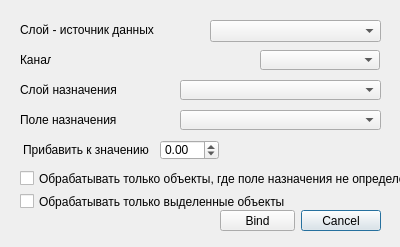
Old version of the form tools/BindElevation.ui in the repository raulett/regulargrid3.
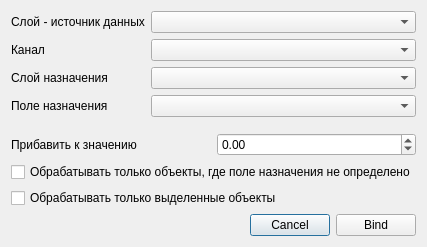
New version of the form.

```diff
--- a/tools/BindElevation.ui
+++ b/tools/BindElevation.ui
@@ -13,67 +13,28 @@
   <property name="windowTitle">
    <string>Bind Elevation</string>
   </property>
-  <widget class="QDialogButtonBox" name="buttonBox">
-   <property name="geometry">
-    <rect>
-     <x>40</x>
-     <y>210</y>
-     <width>341</width>
-     <height>21</height>
-    </rect>
-   </property>
-   <property name="orientation">
-    <enum>Qt::Horizontal</enum>
-   </property>
-   <property name="standardButtons">
-    <set>QDialogButtonBox::Cancel</set>
-   </property>
-  </widget>
-  <widget class="QComboBox" name="rasterLayer">
-   <property name="geometry">
-    <rect>
-     <x>210</x>
-     <y>20</y>
-     <width>171</width>
-     <height>22</height>
-    </rect>
-   </property>
-  </widget>
+  <layout class="QVBoxLayout" name="verticalLayout">
+   <item>
+    <layout class="QFormLayout" name="formLayout">
+     <item row="0" column="0">
   <widget class="QLabel" name="label_4">
-   <property name="geometry">
-    <rect>
-     <x>20</x>
-     <y>20</y>
-     <width>204</width>
-     <height>20</height>
-    </rect>
-   </property>
    <property name="text">
     <string>Слой - источник данных</string>
    </property>
   </widget>
+     </item>
+     <item row="0" column="1">
+      <widget class="QComboBox" name="rasterLayer"/>
+     </item>
+     <item row="1" column="0">
   <widget class="QLabel" name="label_6">
-   <property name="geometry">
-    <rect>
-     <x>20</x>
-     <y>50</y>
-     <width>31</width>
-     <height>20</height>
-    </rect>
-   </property>
    <property name="text">
     <string>Канал</string>
    </property>
   </widget>
+     </item>
+     <item row="1" column="1">
   <widget class="QComboBox" name="rasterBand">
-   <property name="geometry">
-    <rect>
-     <x>260</x>
-     <y>50</y>
-     <width>120</width>
-     <height>20</height>
-    </rect>
-   </property>
    <property name="minimumSize">
     <size>
      <width>120</width>
@@ -81,74 +42,40 @@
     </size>
    </property>
   </widget>
-  <widget class="QComboBox" name="vectorLayer">
-   <property name="geometry">
-    <rect>
-     <x>180</x>
-     <y>80</y>
-     <width>201</width>
-     <height>20</height>
-    </rect>
-   </property>
-  </widget>
+     </item>
+     <item row="2" column="0">
   <widget class="QLabel" name="label">
-   <property name="geometry">
-    <rect>
-     <x>20</x>
-     <y>80</y>
-     <width>101</width>
-     <height>20</height>
-    </rect>
-   </property>
    <property name="text">
     <string>Слой назначения</string>
    </property>
   </widget>
-  <widget class="QComboBox" name="destinationField">
-   <property name="geometry">
-    <rect>
-     <x>180</x>
-     <y>110</y>
-     <width>201</width>
-     <height>20</height>
-    </rect>
-   </property>
-  </widget>
+     </item>
+     <item row="2" column="1">
+      <widget class="QComboBox" name="vectorLayer"/>
+     </item>
+     <item row="3" column="0">
   <widget class="QLabel" name="label_2">
-   <property name="geometry">
-    <rect>
-     <x>20</x>
-     <y>110</y>
-     <width>204</width>
-     <height>20</height>
-    </rect>
-   </property>
    <property name="text">
     <string>Поле назначения</string>
    </property>
   </widget>
+     </item>
+     <item row="3" column="1">
+      <widget class="QComboBox" name="destinationField"/>
+     </item>
+    </layout>
+   </item>
+   <item>
+    <layout class="QHBoxLayout" name="horizontalLayout">
+     <item>
   <widget class="QLabel" name="label_5">
-   <property name="geometry">
-    <rect>
-     <x>23</x>
-     <y>140</y>
-     <width>131</width>
-     <height>20</height>
-    </rect>
-   </property>
    <property name="text">
     <string>Прибавить к значению</string>
    </property>
   </widget>
+     </item>
+     <item>
   <widget class="QDoubleSpinBox" name="additionValue">
-   <property name="geometry">
-    <rect>
-     <x>160</x>
-     <y>140</y>
-     <width>59</width>
-     <height>20</height>
-    </rect>
-   </property>
    <property name="minimum">
     <double>-999.990000000000009</double>
    </property>
@@ -156,45 +83,58 @@
     <double>999.990000000000009</double>
    </property>
   </widget>
-  <widget class="QCheckBox" name="processOnlySelected">
-   <property name="geometry">
-    <rect>
-     <x>20</x>
-     <y>193</y>
-     <width>414</width>
-     <height>17</height>
-    </rect>
-   </property>
-   <property name="text">
-    <string>Обрабатывать только выделенные объекты</string>
-   </property>
-  </widget>
+     </item>
+    </layout>
+   </item>
+   <item>
   <widget class="QCheckBox" name="processOnlyNull">
-   <property name="geometry">
-    <rect>
-     <x>20</x>
-     <y>170</y>
-     <width>414</width>
-     <height>17</height>
-    </rect>
-   </property>
    <property name="text">
     <string>Обрабатывать только объекты, где поле назначения не определено</string>
    </property>
   </widget>
+   </item>
+   <item>
+    <widget class="QCheckBox" name="processOnlySelected">
+     <property name="text">
+      <string>Обрабатывать только выделенные объекты</string>
+     </property>
+    </widget>
+   </item>
+   <item>
+    <layout class="QHBoxLayout" name="horizontalLayout_2">
+     <item>
+      <spacer name="horizontalSpacer">
+       <property name="orientation">
+        <enum>Qt::Horizontal</enum>
+       </property>
+       <property name="sizeHint" stdset="0">
+        <size>
+         <width>40</width>
+         <height>20</height>
+        </size>
+       </property>
+      </spacer>
+     </item>
+     <item>
+      <widget class="QDialogButtonBox" name="buttonBox">
+       <property name="orientation">
+        <enum>Qt::Horizontal</enum>
+       </property>
+       <property name="standardButtons">
+        <set>QDialogButtonBox::Cancel</set>
+       </property>
+      </widget>
+     </item>
+     <item>
   <widget class="QPushButton" name="bindElevationButton">
-   <property name="geometry">
-    <rect>
-     <x>220</x>
-     <y>210</y>
-     <width>75</width>
-     <height>21</height>
-    </rect>
-   </property>
    <property name="text">
     <string>Bind</string>
    </property>
   </widget>
+     </item>
+    </layout>
+   </item>
+  </layout>
  </widget>
  <resources/>
  <connections>
```
Lines whose indentation alone changed are shown as unchanged.
